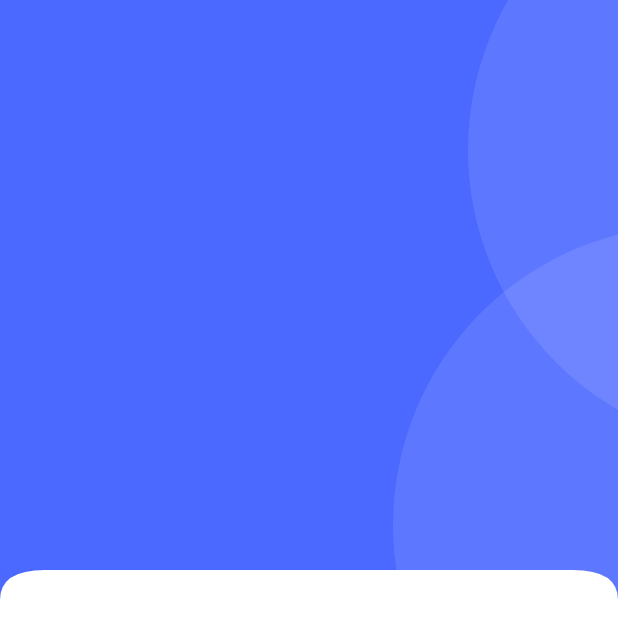
After one commit to thesquad7/mobileGKI, a Flutter app: the screen it shows after launch, on a phone screen of 412 x 824 dp. The commit adds this screen. Shown: the top 638 px of the screen. Run offline on Flutter 3.47's test engine with Material 3 defaults, Android fonts, the phone set to English and light mode, and no system bars; our stand-ins replace get.

Commit message:
Homepage Design Done (MVC Level)

```diff
--- /dev/null
+++ b/lib/common/widget/c_header.dart
@@ -0,0 +1,38 @@
+import 'package:MobileGKI/common/widget/costum_curve_widget.dart';
+import 'package:MobileGKI/utils/theme/constrains/c_circlecontainer.dart';
+import 'package:MobileGKI/utils/theme/constrains/colors.dart';
+import 'package:flutter/material.dart';
+
+class FilemonPrimaryHeaderCon extends StatelessWidget {
+  const FilemonPrimaryHeaderCon({super.key, this.child});
+
+  final Widget? child;
+
+  @override
+  Widget build(BuildContext context) {
+    return FilemonCurveEdgeWidget(
+      child: Container(
+        color: FilemonColor.primary,
+        padding: const EdgeInsets.all(0),
+        child: SizedBox(
+          height: 400,
+          child: Stack(
+            children: [
+              Positioned(
+                  top: 150,
+                  right: -250,
+                  child: FilemonTopContainer(
+                      backgroundColor:
+                          FilemonColor.textWhite.withOpacity(0.1))),
+              Positioned(
+                  top: -100,
+                  right: -300,
+                  child: FilemonTopContainer(
+                      backgroundColor: FilemonColor.textWhite.withOpacity(0.1)))
+            ],
+          ),
+        ),
+      ),
+    );
+  }
+}
--- /dev/null
+++ b/lib/common/widget/costum_curve_widget.dart
@@ -0,0 +1,13 @@
+import 'package:MobileGKI/utils/theme/constrains/c_curve_edge.dart';
+import 'package:flutter/material.dart';
+
+class FilemonCurveEdgeWidget extends StatelessWidget {
+  const FilemonCurveEdgeWidget({super.key, this.child});
+
+  final Widget? child;
+
+  @override
+  Widget build(BuildContext context) {
+    return ClipPath(clipper: FilemonConstumeCurvedEdgeds(), child: child);
+  }
+}
--- /dev/null
+++ b/lib/home/beranda.dart
@@ -0,0 +1,21 @@
+import 'package:MobileGKI/common/widget/c_header.dart';
+import 'package:flutter/material.dart';
+
+class HomeScreen extends StatelessWidget {
+  const HomeScreen({super.key});
+
+  @override
+  Widget build(BuildContext context) {
+    return Scaffold(
+      body: SingleChildScrollView(
+        child: Column(
+          children: [
+            FilemonPrimaryHeaderCon(
+              child: Container(),
+            )
+          ],
+        ),
+      ),
+    );
+  }
+}
--- a/lib/home/home_page.dart
+++ b/lib/home/home_page.dart
@@ -1,20 +1,6 @@
 import 'package:flutter/material.dart';
 
 /// Flutter code sample for [NavigationBar].
-
-void main() => runApp(const NavigationBarApp());
-
-class NavigationBarApp extends StatelessWidget {
-  const NavigationBarApp({super.key});
-
-  @override
-  Widget build(BuildContext context) {
-    return MaterialApp(
-      theme: ThemeData(useMaterial3: true),
-      home: const NavigationExample(),
-    );
-  }
-}
 
 class NavigationExample extends StatefulWidget {
   const NavigationExample({super.key});
--- a/lib/init/splash_screen.dart
+++ b/lib/init/splash_screen.dart
@@ -1,3 +1,4 @@
+import 'package:MobileGKI/home/beranda.dart';
 import 'package:MobileGKI/home/home_page.dart';
 import 'package:flutter/material.dart';
 import 'package:flutter/services.dart';
@@ -17,7 +18,7 @@ class _SplashScreen extends State<SplashScreen>
     SystemChrome.setEnabledSystemUIMode(SystemUiMode.immersive);
     Future.delayed(const Duration(seconds: 5), () {
       Navigator.of(context).pushReplacement(
-          MaterialPageRoute(builder: (_) => const NavigationBarApp()));
+          MaterialPageRoute(builder: (_) => const HomeScreen()));
     });
   }
 
--- /dev/null
+++ b/lib/utils/theme/constrains/c_circlecontainer.dart
@@ -0,0 +1,31 @@
+import 'package:MobileGKI/utils/theme/constrains/colors.dart';
+import 'package:flutter/material.dart';
+
+class FilemonTopContainer extends StatelessWidget {
+  const FilemonTopContainer(
+      {super.key,
+      this.child,
+      this.backgroundColor = FilemonColor.white,
+      this.width = 400,
+      this.heigth = 400,
+      this.radius = 400,
+      this.padding = 0});
+  final double? width;
+  final double? heigth;
+  final double radius;
+  final double padding;
+  final Widget? child;
+  final Color backgroundColor;
+
+  @override
+  Widget build(BuildContext context) {
+    return Container(
+      width: width,
+      height: heigth,
+      padding: EdgeInsets.all(padding),
+      decoration: BoxDecoration(
+          borderRadius: BorderRadius.circular(radius), color: backgroundColor),
+      child: child,
+    );
+  }
+}
--- /dev/null
+++ b/lib/utils/theme/constrains/c_curve_edge.dart
@@ -0,0 +1,34 @@
+import 'package:flutter/material.dart';
+
+class FilemonConstumeCurvedEdgeds extends CustomClipper<Path> {
+  @override
+  Path getClip(Size size) {
+    var path = Path();
+    path.lineTo(0, size.height);
+
+    final firstCurve = Offset(0, size.height - 20);
+    final lastCurve = Offset(30, size.height - 20);
+    path.quadraticBezierTo(
+        firstCurve.dx, firstCurve.dy, lastCurve.dx, lastCurve.dy);
+
+    final secondfirstCurve = Offset(0, size.height - 20);
+    final secondlastCurve = Offset(size.width - 30, size.height - 20);
+    path.quadraticBezierTo(secondfirstCurve.dx, secondfirstCurve.dy,
+        secondlastCurve.dx, secondlastCurve.dy);
+
+    final thirdfirstCurve = Offset(size.width, size.height - 20);
+    final thirdlastCurve = Offset(size.width, size.height);
+    path.quadraticBezierTo(thirdfirstCurve.dx, thirdfirstCurve.dy,
+        thirdlastCurve.dx, thirdlastCurve.dy);
+
+    path.lineTo(size.width, 0);
+    path.close();
+    return path;
+  }
+
+  @override
+  bool shouldReclip(covariant CustomClipper<Path> oldClipper) {
+    // TODO: implement shouldReclip
+    throw UnimplementedError();
+  }
+}
--- /dev/null
+++ b/lib/utils/theme/constrains/colors.dart
@@ -0,0 +1,46 @@
+import 'package:flutter/material.dart';
+
+class FilemonColor {
+  // App theme colors
+  static const Color primary = Color(0xFF4b68ff);
+  static const Color secondary = Color(0xFFFFE24B);
+  static const Color accent = Color(0xFFb0c7ff);
+
+  // Text colors
+  static const Color textPrimary = Color(0xFF333333);
+  static const Color textSecondary = Color(0xFF6C757D);
+  static const Color textWhite = Colors.white;
+
+  // Background colors
+  static const Color light = Color(0xFFF6F6F6);
+  static const Color dark = Color(0xFF272727);
+  static const Color primaryBackground = Color(0xFFF3F5FF);
+
+  // Background Container colors
+  static const Color lightContainer = Color(0xFFF6F6F6);
+  static Color darkContainer = FilemonColor.white.withOpacity(0.1);
+
+  // Button colors
+  static const Color buttonPrimary = Color(0xFF4b68ff);
+  static const Color buttonSecondary = Color(0xFF6C757D);
+  static const Color buttonDisabled = Color(0xFFC4C4C4);
+
+  // Border colors
+  static const Color borderPrimary = Color(0xFFD9D9D9);
+  static const Color borderSecondary = Color(0xFFE6E6E6);
+
+  // Error and validation colors
+  static const Color error = Color(0xFFD32F2F);
+  static const Color success = Color(0xFF388E3C);
+  static const Color warning = Color(0xFFF57C00);
+  static const Color info = Color(0xFF1976D2);
+
+  // Neutral Shades
+  static const Color black = Color(0xFF232323);
+  static const Color darkerGrey = Color(0xFF4F4F4F);
+  static const Color darkGrey = Color(0xFF939393);
+  static const Color grey = Color(0xFFE0E0E0);
+  static const Color softGrey = Color(0xFFF4F4F4);
+  static const Color lightGrey = Color(0xFFF9F9F9);
+  static const Color white = Color(0xFFFFFFFF);
+}
--- a/lib/utils/theme/costum_theme/text_theme.dart
+++ b/lib/utils/theme/costum_theme/text_theme.dart
@@ -20,7 +20,7 @@ class FilemonTextTheme {
         fontSize: 14, fontWeight: FontWeight.w600, color: Colors.black),
     bodyMedium: TextStyle().copyWith(
         fontSize: 14, fontWeight: FontWeight.w600, color: Colors.black),
-    displaySmall: TextStyle().copyWith(
+    bodySmall: TextStyle().copyWith(
         fontSize: 14, fontWeight: FontWeight.w600, color: Colors.black),
     labelLarge: TextStyle().copyWith(
         fontSize: 12, fontWeight: FontWeight.w600, color: Colors.black),
@@ -44,7 +44,7 @@ class FilemonTextTheme {
         fontSize: 14, fontWeight: FontWeight.w600, color: Colors.white),
     bodyMedium: TextStyle().copyWith(
         fontSize: 14, fontWeight: FontWeight.w600, color: Colors.white),
-    displaySmall: TextStyle().copyWith(
+    bodySmall: TextStyle().copyWith(
         fontSize: 14, fontWeight: FontWeight.w600, color: Colors.white),
     labelLarge: TextStyle().copyWith(
         fontSize: 12, fontWeight: FontWeight.w600, color: Colors.white),
--- a/pubspec.yaml
+++ b/pubspec.yaml
@@ -46,6 +46,8 @@ dev_dependencies:
   # package. See that file for information about deactivating specific lint
   # rules and activating additional ones.
   flutter_lints: ^3.0.1
+  get: ^4.6.5
+  url_launcher: ^6.1.12
 
 # For information on the generic Dart part of this file, see the
 # following page: https://dart.dev/tools/pub/pubspec
```
Also changed, not shown: lib/common/widget/c_appabar.dart (added, +17 -0 lines), lib/utils/theme/constrains/enums.dart (added, +15 -0 lines), lib/utils/theme/constrains/sizes.dart (added, +69 -0 lines), lib/utils/theme/constrains/text.dart (added, +71 -0 lines), lib/utils/theme/device/device_utility.dart (added, +119 -0 lines), pubspec.lock, 5 other files.
